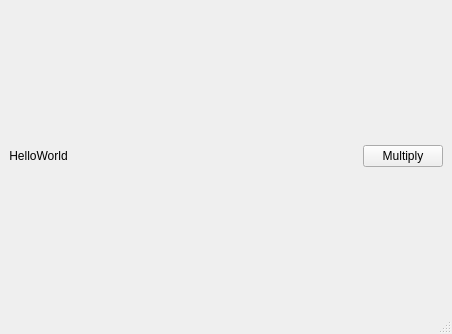
Old version of the form MainWindow.ui in the repository tinyprogramer/Qt_CMake_VS.
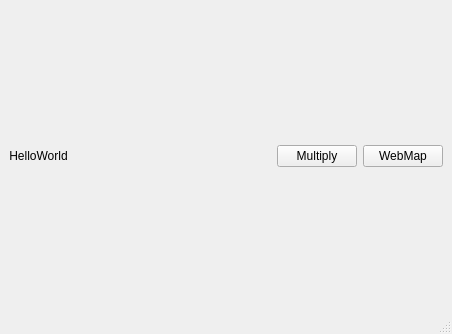
New version of the form.

```diff
--- a/MainWindow.ui
+++ b/MainWindow.ui
@@ -48,6 +48,13 @@
       </property>
      </widget>
     </item>
+    <item>
+     <widget class="QPushButton" name="pushButton_webMap">
+      <property name="text">
+       <string>WebMap</string>
+      </property>
+     </widget>
+    </item>
    </layout>
   </widget>
   <widget class="QMenuBar" name="menubar">
```
